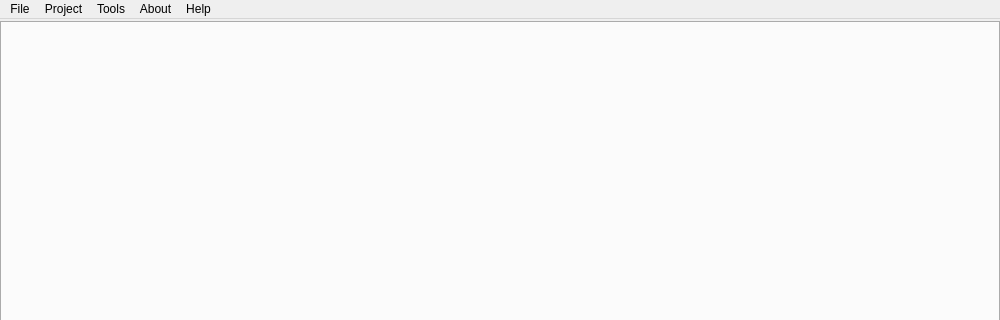
3nock/OTE, file gui/src/MainWindow.ui: the form before one commit; both pictures show x 0 to 1000 and y 0 to 320 of the 1000 by 693 pixel window.
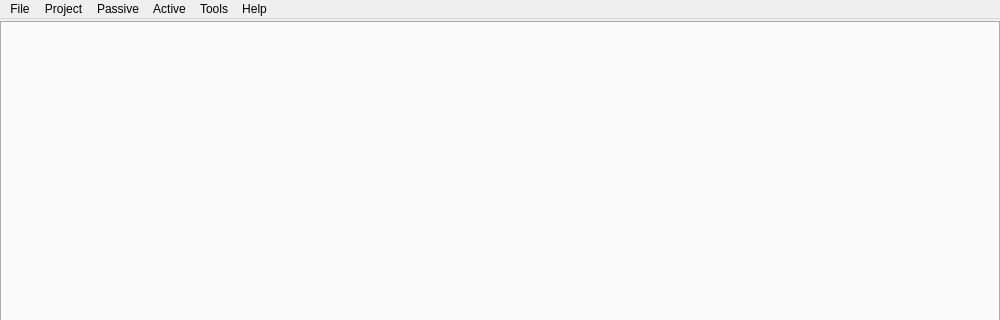
The form after the commit. Icons and pictures are not drawn.

What changed in the file:
```diff
--- a/gui/src/MainWindow.ui
+++ b/gui/src/MainWindow.ui
@@ -535,17 +535,24 @@
     <addaction name="actionupdates"/>
     <addaction name="actionissues"/>
    </widget>
-   <widget class="QMenu" name="menuAbout">
+   <widget class="QMenu" name="menuPassive">
     <property name="title">
-     <string>About</string>
+     <string>Passive</string>
     </property>
-    <addaction name="actionabout_sub3_suite"/>
-    <addaction name="actionabout_Qt"/>
+    <addaction name="actionApi_Keys"/>
+    <addaction name="actionOsint_Engines"/>
+    <addaction name="actionConfig"/>
+   </widget>
+   <widget class="QMenu" name="menuActive">
+    <property name="title">
+     <string>Active</string>
+    </property>
    </widget>
    <addaction name="menuFile"/>
    <addaction name="menuProject"/>
+   <addaction name="menuPassive"/>
+   <addaction name="menuActive"/>
    <addaction name="menuTools"/>
-   <addaction name="menuAbout"/>
    <addaction name="menuHelp"/>
   </widget>
   <widget class="QStatusBar" name="statusbar"/>
```
Left out of the diff: 37 changed lines with no effect on the pictures.
